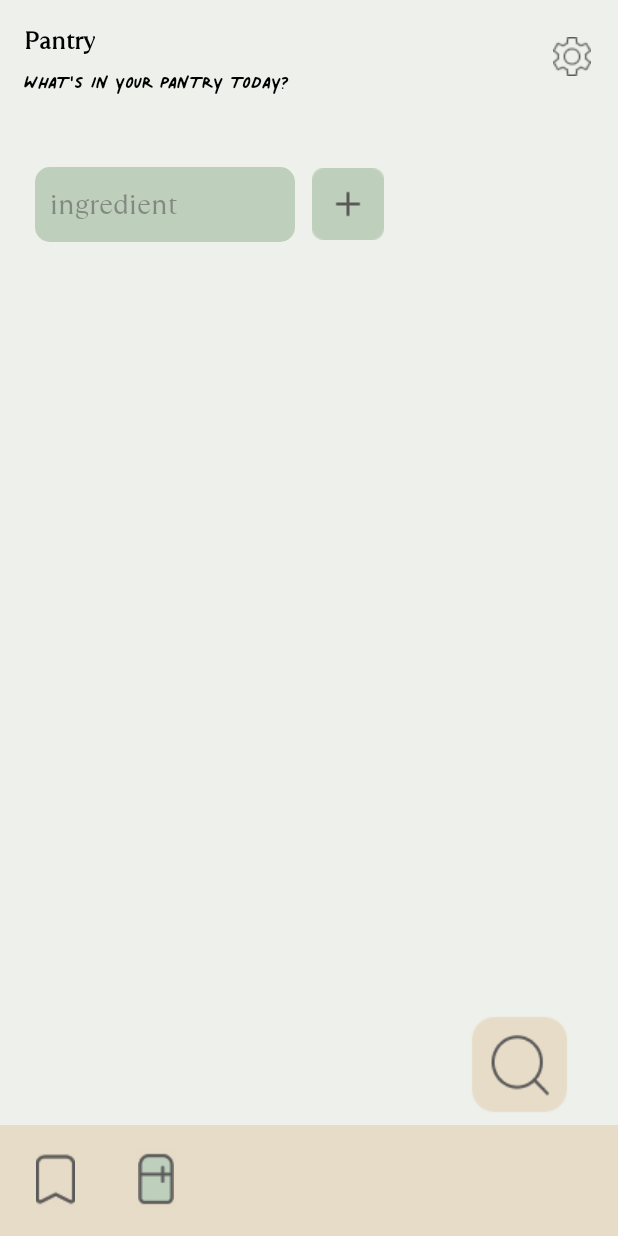
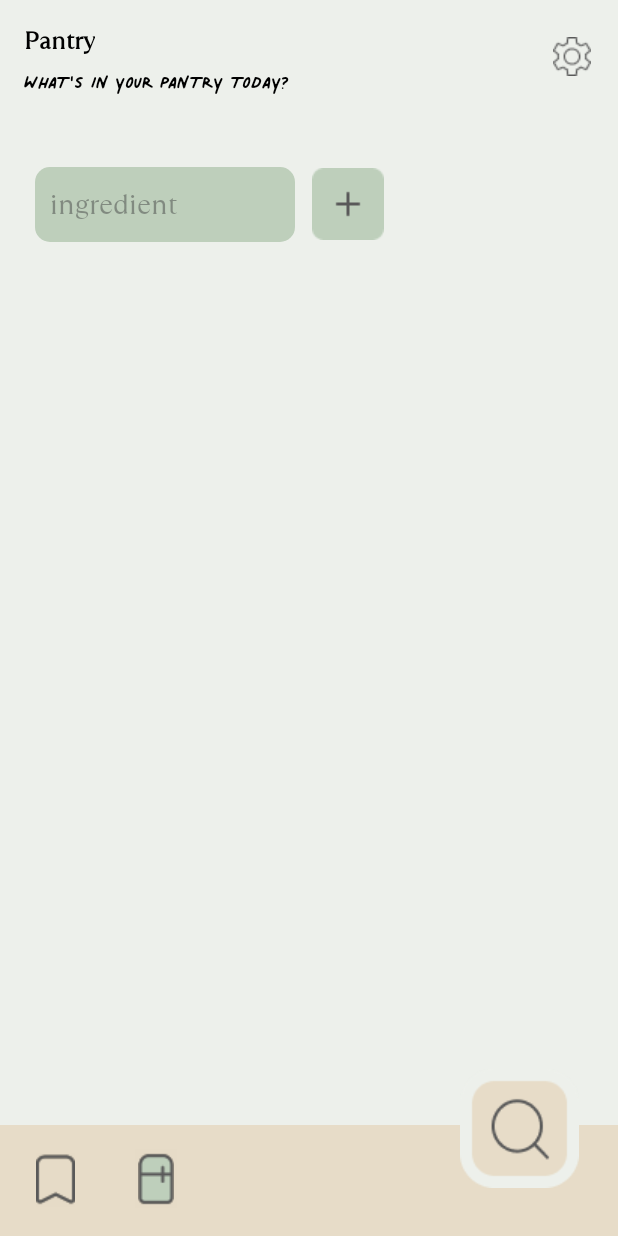
Before and after one commit to AndreiKevin/dormdinner, an Android app: the pantry screen opened directly, with no data from a screen before it, on a phone screen of 412 x 824 dp. Run offline under Robolectric (Android 15) with nearby library versions, the phone set to English and light mode, and no system bars.

Commit message:
fixed(pantry): fixed search button in pantry

```diff
--- a/app/src/main/res/layout/pantry.xml
+++ b/app/src/main/res/layout/pantry.xml
@@ -45,14 +45,12 @@
         android:id="@+id/search_btn_pantry"
         android:layout_width="wrap_content"
         android:layout_height="wrap_content"
-        android:layout_marginTop="3dp"
         android:layout_marginBottom="32dp"
         android:background="#00FFFFFF"
         app:layout_constraintBottom_toBottomOf="parent"
         app:layout_constraintEnd_toEndOf="parent"
         app:layout_constraintHorizontal_bias="0.921"
         app:layout_constraintStart_toStartOf="parent"
-        app:layout_constraintTop_toBottomOf="@+id/scrollView2"
         app:srcCompat="@drawable/search_bar" />
 
     <TextView
```
